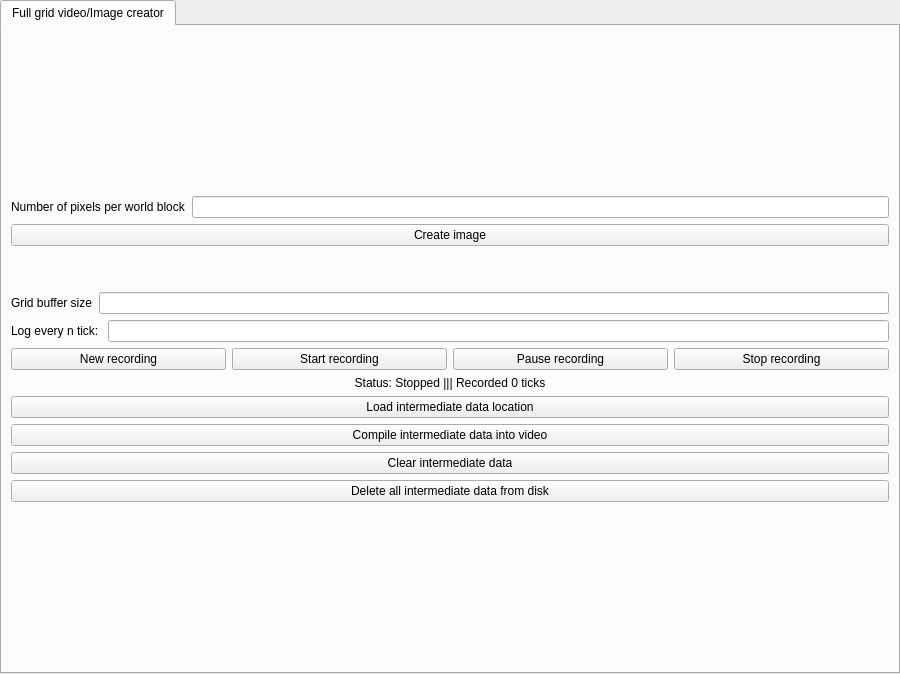
This is Source/UiFiles/recorder.ui in SuperSpaceEye/LifeEngineExtended as Qt 5 draws it before an edit. The edited form follows.
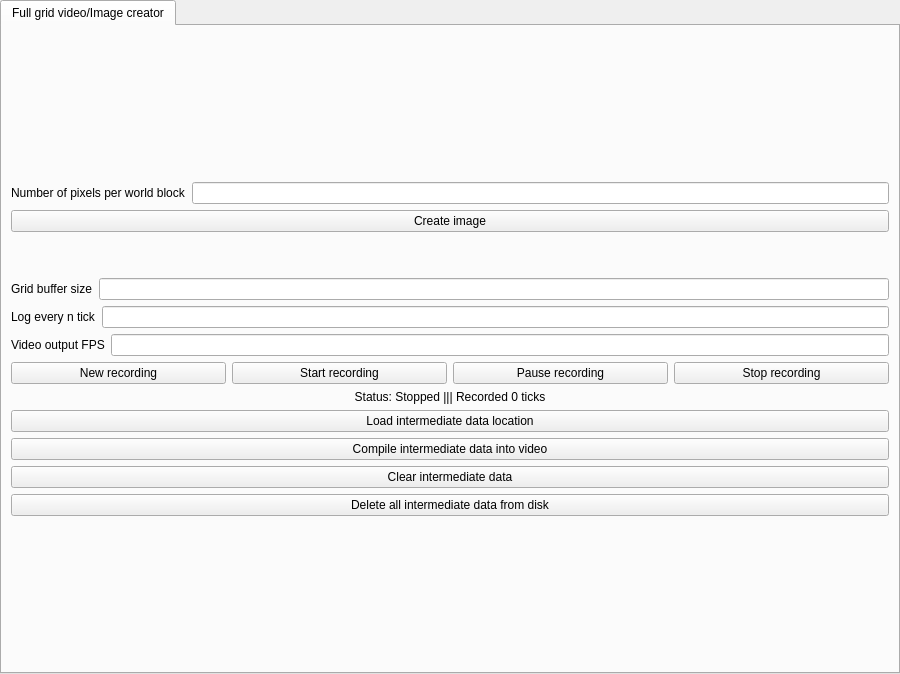
This is the edited form.

Commit message: I did custom fps for video recorder.

What changed in the file:
```diff
--- a/Source/UiFiles/recorder.ui
+++ b/Source/UiFiles/recorder.ui
@@ -41,6 +41,9 @@
          <property name="orientation">
           <enum>Qt::Vertical</enum>
          </property>
+         <property name="sizeType">
+          <enum>QSizePolicy::Expanding</enum>
+         </property>
          <property name="sizeHint" stdset="0">
           <size>
            <width>20</width>
@@ -105,7 +108,7 @@
          <item>
           <widget class="QLabel" name="label_3">
            <property name="text">
-            <string>Log every n tick: </string>
+            <string>Log every n tick</string>
            </property>
           </widget>
          </item>
@@ -114,6 +117,20 @@
          </item>
         </layout>
        </item>
+       <item>
+        <layout class="QHBoxLayout" name="horizontalLayout_5">
+         <item>
+          <widget class="QLabel" name="label_4">
+           <property name="text">
+            <string>Video output FPS</string>
+           </property>
+          </widget>
+         </item>
+         <item>
+          <widget class="QLineEdit" name="le_video_fps"/>
+         </item>
+        </layout>
+       </item>
        <item>
         <layout class="QHBoxLayout" name="horizontalLayout_3">
          <item>
@@ -189,6 +206,9 @@
          <property name="orientation">
           <enum>Qt::Vertical</enum>
          </property>
+         <property name="sizeType">
+          <enum>QSizePolicy::Expanding</enum>
+         </property>
          <property name="sizeHint" stdset="0">
           <size>
            <width>20</width>
```
Left out of the diff: 17 changed lines with no effect on the pictures. The commit also changes 5 other files.
